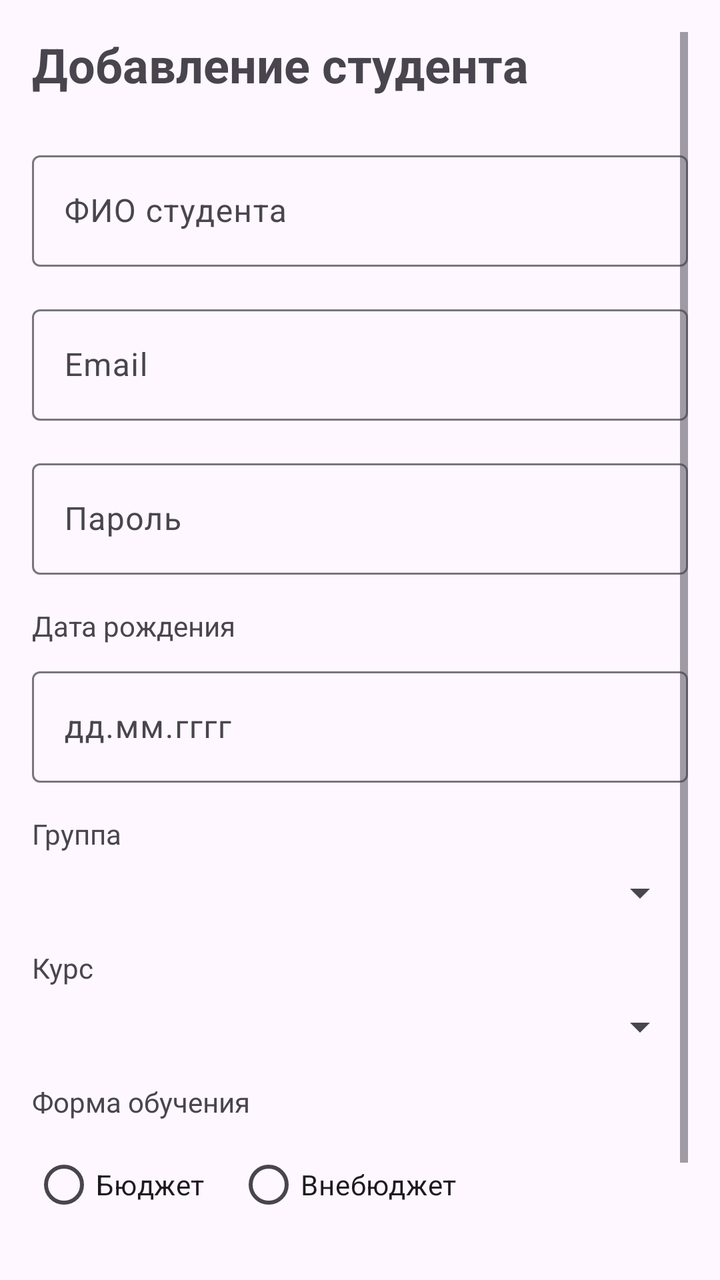
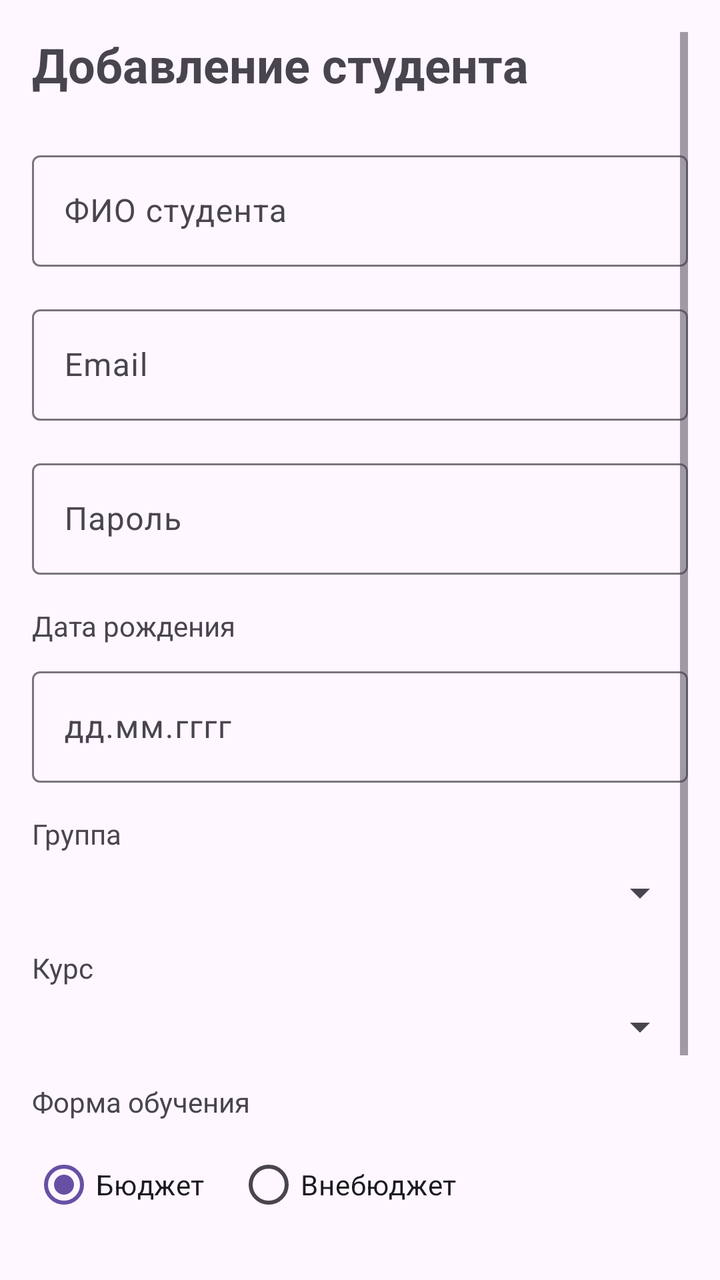

Screens rendered from an Android XML layout before and after an edit, with the pre-edit source and the edit as a unified diff.
<!-- AndroidManifest.xml: application theme Theme.Zd7 -->
<!-- res/layout/fragment_add_student.xml -->
<?xml version="1.0" encoding="utf-8"?>
<ScrollView xmlns:android="http://schemas.android.com/apk/res/android"
    xmlns:app="http://schemas.android.com/apk/res-auto"
    android:layout_width="match_parent"
    android:layout_height="match_parent"
    android:padding="16dp">

    <LinearLayout
        android:layout_width="match_parent"
        android:layout_height="wrap_content"
        android:orientation="vertical">

        <TextView
            android:layout_width="wrap_content"
            android:layout_height="wrap_content"
            android:text="Добавление студента"
            android:textSize="24sp"
            android:textStyle="bold"
            android:layout_marginBottom="24dp"/>

        <com.google.android.material.textfield.TextInputLayout
            android:layout_width="match_parent"
            android:layout_height="wrap_content"
            android:layout_marginBottom="16dp">

            <com.google.android.material.textfield.TextInputEditText
                android:id="@+id/etFullName"
                android:layout_width="match_parent"
                android:layout_height="wrap_content"
                android:hint="ФИО студента"
                android:inputType="textPersonName"/>

        </com.google.android.material.textfield.TextInputLayout>

        <com.google.android.material.textfield.TextInputLayout
            android:layout_width="match_parent"
            android:layout_height="wrap_content"
            android:layout_marginBottom="16dp">

            <com.google.android.material.textfield.TextInputEditText
                android:id="@+id/etEmail"
                android:layout_width="match_parent"
                android:layout_height="wrap_content"
                android:hint="Email"
                android:inputType="textEmailAddress"/>

        </com.google.android.material.textfield.TextInputLayout>

        <com.google.android.material.textfield.TextInputLayout
            android:layout_width="match_parent"
            android:layout_height="wrap_content"
            android:layout_marginBottom="16dp">

            <com.google.android.material.textfield.TextInputEditText
                android:id="@+id/etPassword"
                android:layout_width="match_parent"
                android:layout_height="wrap_content"
                android:hint="Пароль"
                android:inputType="textPassword"/>

        </com.google.android.material.textfield.TextInputLayout>

        <TextView
            android:layout_width="wrap_content"
            android:layout_height="wrap_content"
            android:text="Дата рождения"
            android:textSize="14sp"
            android:layout_marginBottom="8dp"/>

        <com.google.android.material.textfield.TextInputLayout
            android:layout_width="match_parent"
            android:layout_height="wrap_content"
            android:layout_marginBottom="16dp">

            <com.google.android.material.textfield.TextInputEditText
                android:id="@+id/etBirthDate"
                android:layout_width="match_parent"
                android:layout_height="wrap_content"
                android:hint="дд.мм.гггг"
                android:inputType="date"
                android:focusable="false"/>

        </com.google.android.material.textfield.TextInputLayout>

        <TextView
            android:layout_width="wrap_content"
            android:layout_height="wrap_content"
            android:text="Группа"
            android:textSize="14sp"
            android:layout_marginBottom="8dp"/>

        <Spinner
            android:id="@+id/spGroup"
            android:layout_width="match_parent"
            android:layout_height="wrap_content"
            android:layout_marginBottom="16dp"/>

        <TextView
            android:layout_width="wrap_content"
            android:layout_height="wrap_content"
            android:text="Курс"
            android:textSize="14sp"
            android:layout_marginBottom="8dp"/>
        <Spinner
            android:id="@+id/spCourse"
            android:layout_width="match_parent"
            android:layout_height="wrap_content"
            android:layout_marginBottom="16dp"/>

        <TextView
            android:layout_width="wrap_content"
            android:layout_height="wrap_content"
            android:text="Форма обучения"
            android:textSize="14sp"
            android:layout_marginBottom="8dp"/>

        <RadioGroup
            android:layout_width="match_parent"
            android:layout_height="wrap_content"
            android:layout_marginBottom="24dp"
            android:orientation="horizontal">

            <RadioButton
                android:id="@+id/rbBudget"
                android:layout_width="wrap_content"
                android:layout_height="wrap_content"
                android:text="Бюджет"
                android:layout_marginEnd="16dp"/>

            <RadioButton
                android:id="@+id/rbNonBudget"
                android:layout_width="wrap_content"
                android:layout_height="wrap_content"
                android:text="Внебюджет"/>

        </RadioGroup>

        <LinearLayout
            android:layout_width="match_parent"
            android:layout_height="wrap_content"
            android:orientation="horizontal"
            android:gravity="end">

            <Button
                android:id="@+id/btnCancel"
                android:layout_width="wrap_content"
                android:layout_height="wrap_content"
                android:text="Отмена"
                android:layout_marginEnd="16dp"/>

            <Button
                android:id="@+id/btnSave"
                android:layout_width="wrap_content"
                android:layout_height="wrap_content"
                android:text="Сохранить"
                android:backgroundTint="@color/primary"/>

        </LinearLayout>

    </LinearLayout>

</ScrollView>
<!-- resources referenced by this layout -->
<resources>
  <color name="primary">#2196F3</color>
  <style name="Theme.Zd7" parent="Base.Theme.Zd7" />
  <style name="Base.Theme.Zd7" parent="Theme.Material3.DayNight.NoActionBar">
          
          
      </style>
</resources>

<!-- the commit's change to res/layout/fragment_add_student.xml (unified diff, before → after) -->
@@ -101,6 +101,7 @@
             android:text="Курс"
             android:textSize="14sp"
             android:layout_marginBottom="8dp"/>
+
         <Spinner
             android:id="@+id/spCourse"
             android:layout_width="match_parent"
@@ -118,14 +119,16 @@
             android:layout_width="match_parent"
             android:layout_height="wrap_content"
             android:layout_marginBottom="24dp"
-            android:orientation="horizontal">
+            android:orientation="horizontal"
+            android:checkedButton="@+id/rbBudget">
 
             <RadioButton
                 android:id="@+id/rbBudget"
                 android:layout_width="wrap_content"
                 android:layout_height="wrap_content"
+                android:layout_marginEnd="16dp"
                 android:text="Бюджет"
-                android:layout_marginEnd="16dp"/>
+                android:checked="true"/>
 
             <RadioButton
                 android:id="@+id/rbNonBudget"
@@ -139,7 +142,8 @@
             android:layout_width="match_parent"
             android:layout_height="wrap_content"
             android:orientation="horizontal"
-            android:gravity="end">
+            android:gravity="end"
+            android:layout_marginBottom="72dp"> 
 
             <Button
                 android:id="@+id/btnCancel"
